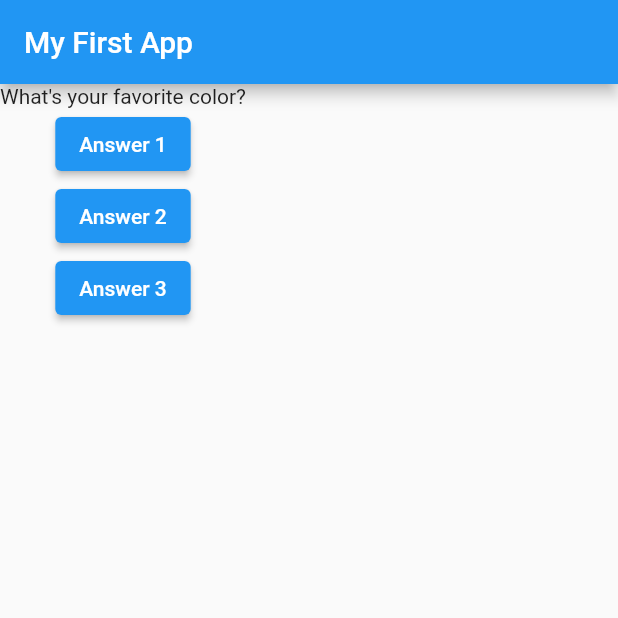
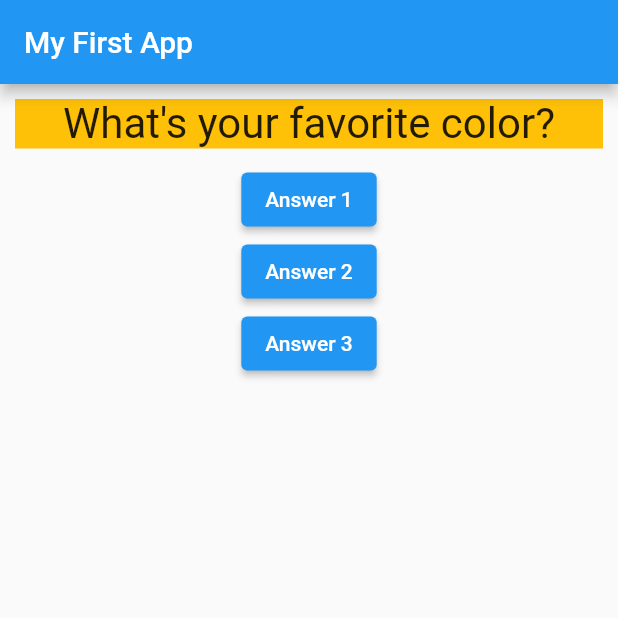
Before and after one commit to saurabhmirajkar/quiz, a Flutter app: the screen it shows after launch, on a phone screen of 412 x 824 dp, the top half of it. Run offline on Flutter 3.47's test engine with Material 2 defaults, Android fonts, the phone set to English and light mode, and no system bars.

Commit message:
updated questions

```diff
--- a/lib/question.dart
+++ b/lib/question.dart
@@ -7,6 +7,15 @@ class Question extends StatelessWidget {
 
   @override
   Widget build(BuildContext context) {
-    return Text(questionText);
+    return Container(
+      color: Colors.amber,
+      width: double.infinity,
+      margin: EdgeInsets.all(10.0),
+      child: Text(
+        questionText,
+        style: TextStyle(fontSize: 28.0),
+        textAlign: TextAlign.center,
+      ),
+    );
   }
 }
```
